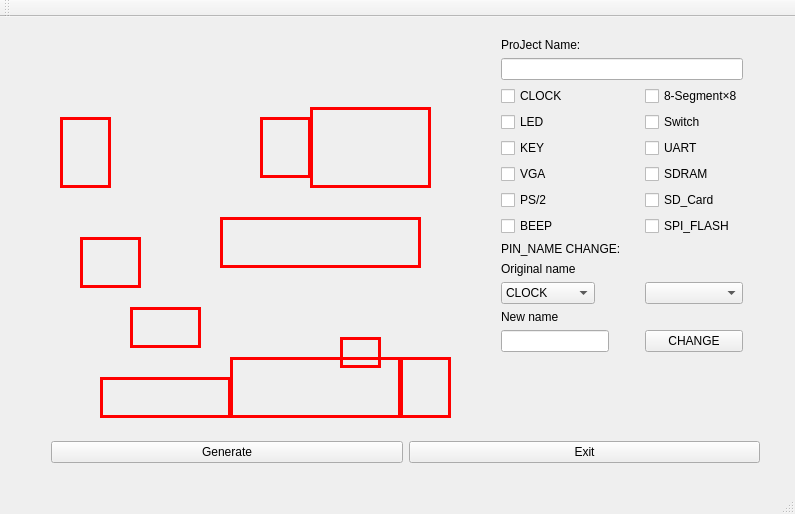
First picture: the form in mainwindow.ui, repository z1412247644/HDU_FPGA_Cyclone10LP_PIN, before the edit.
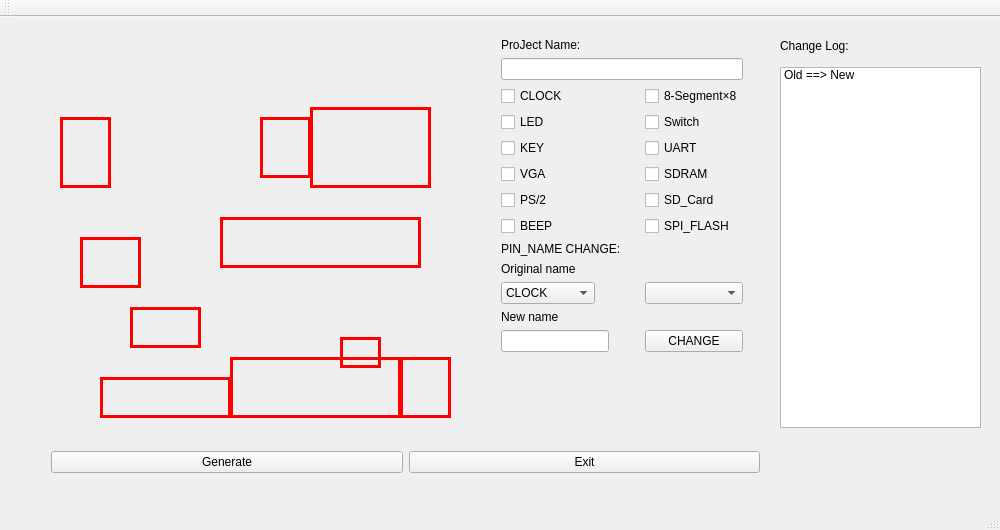
Second picture: the form after the edit. Icons and pictures are not drawn.

```diff
--- a/mainwindow.ui
+++ b/mainwindow.ui
@@ -6,8 +6,8 @@
    <rect>
     <x>0</x>
     <y>0</y>
-    <width>795</width>
-    <height>514</height>
+    <width>1000</width>
+    <height>530</height>
    </rect>
   </property>
   <property name="sizePolicy">
@@ -310,7 +310,7 @@
     <property name="geometry">
      <rect>
       <x>40</x>
-      <y>410</y>
+      <y>420</y>
       <width>731</width>
       <height>51</height>
      </rect>
@@ -623,6 +623,34 @@
      <string/>
     </property>
    </widget>
+   <widget class="QLabel" name="label_ChangeLog">
+    <property name="geometry">
+     <rect>
+      <x>780</x>
+      <y>20</y>
+      <width>209</width>
+      <height>18</height>
+     </rect>
+    </property>
+    <property name="text">
+     <string>Change Log:</string>
+    </property>
+   </widget>
+   <widget class="QListWidget" name="listWidget">
+    <property name="geometry">
+     <rect>
+      <x>780</x>
+      <y>50</y>
+      <width>201</width>
+      <height>361</height>
+     </rect>
+    </property>
+    <item>
+     <property name="text">
+      <string>Old ==&gt; New</string>
+     </property>
+    </item>
+   </widget>
   </widget>
   <widget class="QMenuBar" name="menuBar">
    <property name="geometry">
```
Left out of the diff: 18 changed lines with no effect on the pictures.
